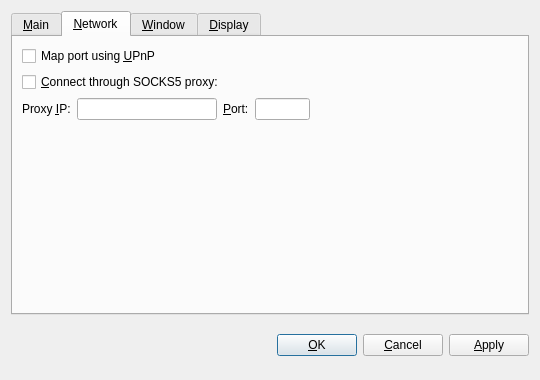
Above: src/qt/forms/optionsdialog.ui from bogatyrov/valorbit before the change. Below: the same form after it.
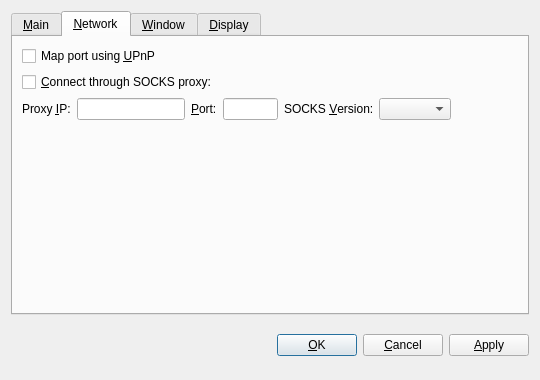
That is the form after the change. The open tabs and pages were chosen to show the change. Custom widgets are drawn as their Qt base class.

Patch:
```diff
--- a/src/qt/forms/optionsdialog.ui
+++ b/src/qt/forms/optionsdialog.ui
@@ -168,7 +168,7 @@
           <string>Connect to the BlackCoin network through a SOCKS5 proxy (e.g. when connecting through Tor).</string>
          </property>
          <property name="text">
-          <string>&amp;Connect through SOCKS5 proxy:</string>
+          <string>&amp;Connect through SOCKS proxy:</string>
          </property>
         </widget>
        </item>
@@ -226,6 +226,26 @@
            </property>
           </widget>
          </item>
+         <item>
+          <widget class="QLabel" name="socksVersionLabel">
+           <property name="text">
+            <string>SOCKS &amp;Version:</string>
+           </property>
+           <property name="textFormat">
+            <enum>Qt::PlainText</enum>
+           </property>
+           <property name="buddy">
+            <cstring>socksVersion</cstring>
+           </property>
+          </widget>
+         </item>
+         <item>
+          <widget class="QValueComboBox" name="socksVersion">
+           <property name="toolTip">
+            <string>SOCKS version of the proxy (e.g. 5)</string>
+           </property>
+          </widget>
+         </item>
          <item>
           <spacer name="horizontalSpacer_Network">
            <property name="orientation">
```
Left out of the diff: 10 changed lines with no effect on the pictures.
